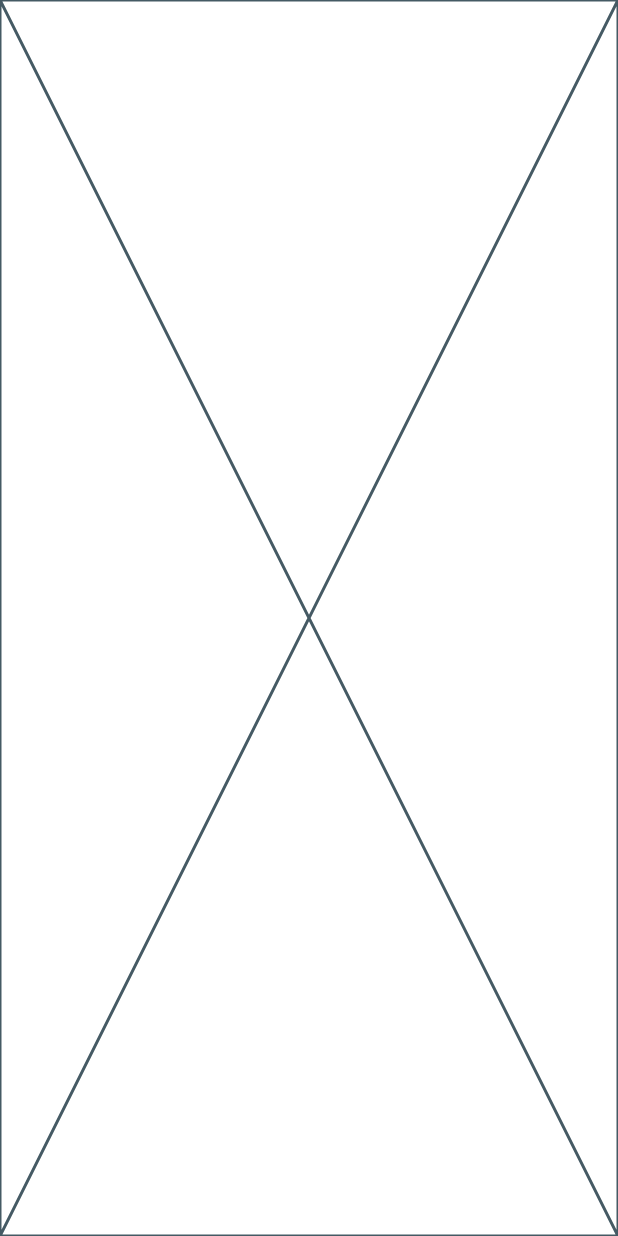
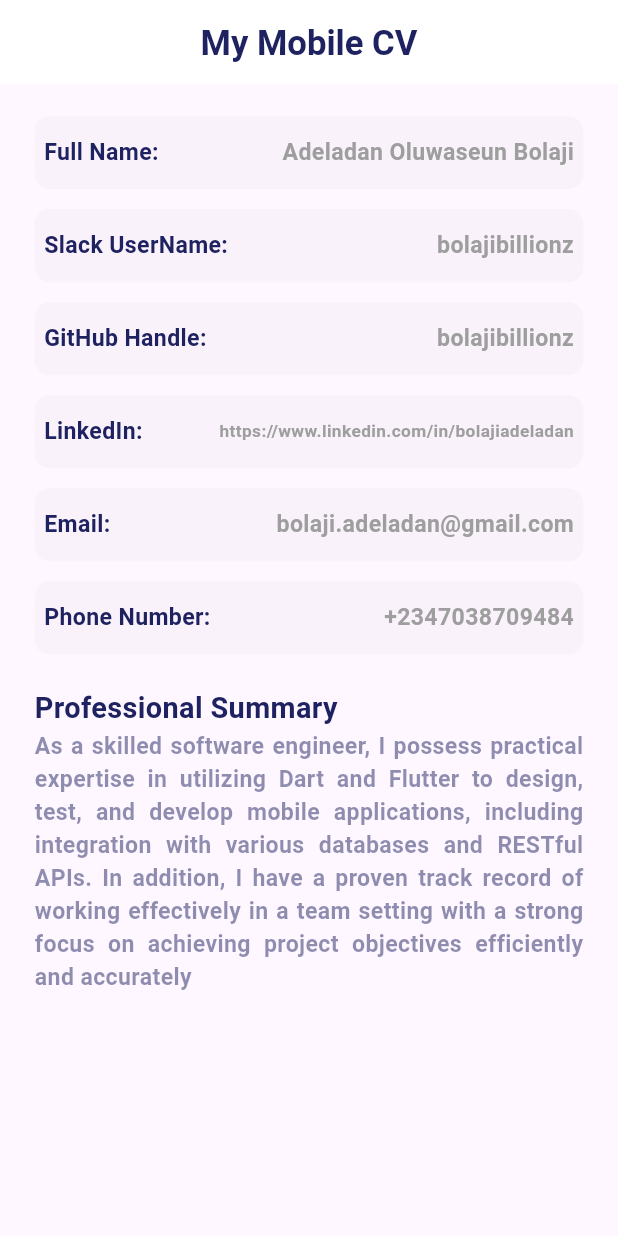
Before and after one commit to bolajibillionz/hngx_second_task-Mobile_CV_app, a Flutter app: the screen it shows after launch, on a phone screen of 412 x 824 dp. Run offline on Flutter 3.47's test engine with Material 2 defaults, Android fonts, the phone set to English and light mode, and no system bars.

Commit message:
splash and home page implemented

```diff
--- /dev/null
+++ b/lib/constants/constants.dart
@@ -0,0 +1,21 @@
+import 'package:flutter/material.dart';
+
+class AppTexts {
+  static const String fullName = 'Adeladan Oluwaseun Bolaji';
+  static const String slackName = 'bolajibillionz';
+  static const String gitHubHandle = 'bolajibillionz';
+  static const String email = 'bolaji.adeladan@gmail.com';
+  static const String phoneNumber = '+2347038709484';
+  static const String linkedIn = 'https://www.linkedin.com/in/bolajiadeladan';
+
+  static const String welcome = 'Welcome';
+  static const String title = 'My Mobile CV';
+  static const String brief = 'As a skilled software engineer, I possess practical expertise in utilizing Dart and Flutter to design, test, and develop mobile applications, including integration with various databases and RESTful APIs. In addition, I have a proven track record of working effectively in a team setting with a strong focus on achieving project objectives efficiently and accurately';
+
+}
+
+class AppColor {
+  static const Color primaryColor = Color(0xFF1F2260);
+  static const Color generalWhite = Color(0xFFffffff);
+  static const Color greyColor = Colors.grey;
+}
--- /dev/null
+++ b/lib/constants/custom_text.dart
@@ -0,0 +1,30 @@
+import 'package:flutter/material.dart';
+import 'package:hngx_second_project/constants/size_config.dart';
+
+Text buildCustomText({
+  required String inputText,
+  required double fontSize,
+  required FontWeight weight,
+  required Color colorName,
+}) {
+  return Text(inputText,
+      style: TextStyle(
+          fontSize: getProportionateScreenWidth(fontSize),
+          fontWeight: weight,
+          color: colorName));
+}
+
+Text buildCustomCenterText({
+  required String inputText,
+  required double fontSize,
+  required FontWeight weight,
+  required Color colorName,
+}) {
+  return Text(
+    inputText,
+    textAlign: TextAlign.justify,
+    style:TextStyle(
+          fontSize: getProportionateScreenWidth(fontSize),
+          fontWeight: weight,
+          color: colorName));
+}
--- a/lib/constants/text_constants.dart
+++ /dev/null
@@ -1,6 +0,0 @@
-class AppTexts {
-  static const String fullName = 'Adeladan Oluwaseun Bolaji';
-  static const String slackName = 'bolajibillionz';
-  static const String gitHubHandle = 'bolajibillionz';
-
-}
--- a/lib/home_page.dart
+++ /dev/null
@@ -1,10 +0,0 @@
-import 'package:flutter/material.dart';
-
-class HomePage extends StatelessWidget {
-  const HomePage({super.key});
-
-  @override
-  Widget build(BuildContext context) {
-    return const Placeholder();
-  }
-}
--- a/lib/main.dart
+++ b/lib/main.dart
@@ -1,5 +1,5 @@
 import 'package:flutter/material.dart';
-import 'package:hngx_second_project/home_page.dart';
+import 'package:hngx_second_project/screens/splash_screen.dart';
 
 void main() {
   runApp(const MyApp());
@@ -15,7 +15,7 @@ class MyApp extends StatelessWidget {
       theme: ThemeData(
         useMaterial3: true,
       ),
-      home: const HomePage(),
+      home: const SplashScreen(),
     );
   }
 }
--- /dev/null
+++ b/lib/screens/home_page.dart
@@ -0,0 +1,86 @@
+import 'package:flutter/material.dart';
+import 'package:hngx_second_project/constants/constants.dart';
+import 'package:hngx_second_project/constants/custom_text.dart';
+import 'package:hngx_second_project/constants/size_config.dart';
+
+class HomePage extends StatelessWidget {
+  const HomePage({super.key});
+
+  @override
+  Widget build(BuildContext context) {
+    SizeConfig.init(context);
+    return Scaffold(
+      appBar: AppBar(
+        backgroundColor: AppColor.generalWhite,
+        elevation: 0,
+        centerTitle: true,
+        title: buildCustomText(
+            inputText: AppTexts.title,
+            fontSize: 24,
+            weight: FontWeight.bold,
+            colorName: AppColor.primaryColor),
+      ),
+      body: SafeArea(
+        child: Padding(
+          padding: EdgeInsets.symmetric(
+              horizontal: getProportionateScreenWidth(24),
+              vertical: getProportionateScreenHeight(24)),
+          child: Column(
+            crossAxisAlignment: CrossAxisAlignment.start,
+            children: [
+              buildCVDetails(title: 'Full Name:', subTitle: AppTexts.fullName),
+              buildCVDetails(
+                  title: 'Slack UserName:', subTitle: AppTexts.slackName),
+              buildCVDetails(
+                  title: 'GitHub Handle:', subTitle: AppTexts.gitHubHandle),
+              buildCVDetails(title: 'LinkedIn:', subTitle: AppTexts.linkedIn),
+              buildCVDetails(title: 'Email:', subTitle: AppTexts.email),
+              buildCVDetails(
+                  title: 'Phone Number:', subTitle: AppTexts.phoneNumber),
+                  SizedBox(height: getProportionateScreenHeight(10),),
+              buildCustomText(
+                  inputText: 'Professional Summary',
+                  fontSize: 20,
+                  weight: FontWeight.bold,
+                  colorName: AppColor.primaryColor),
+              Expanded(
+                child: buildCustomCenterText(
+                    inputText: AppTexts.brief,
+                    fontSize: 16,
+                    weight: FontWeight.w700,
+                    colorName: AppColor.primaryColor.withOpacity(0.5)),
+              )
+            ],
+          ),
+        ),
+      ),
+    );
+  }
+
+  Container buildCVDetails({required String title, required String subTitle}) {
+    return Container(
+      padding: EdgeInsets.symmetric(
+          vertical: getProportionateScreenHeight(15),
+          horizontal: getProportionateScreenHeight(7)),
+      margin: EdgeInsets.only(bottom: getProportionateScreenHeight(15)),
+      decoration: BoxDecoration(
+          color: AppColor.greyColor.withOpacity(0.05),
+          borderRadius: BorderRadius.circular(10)),
+      child: Row(
+        mainAxisAlignment: MainAxisAlignment.spaceBetween,
+        children: [
+          buildCustomText(
+              inputText: title,
+              fontSize: 16,
+              weight: FontWeight.bold,
+              colorName: AppColor.primaryColor),
+          buildCustomText(
+              inputText: subTitle,
+              fontSize: subTitle.length > 25 ? 12 : 16,
+              weight: FontWeight.bold,
+              colorName: AppColor.greyColor)
+        ],
+      ),
+    );
+  }
+}
```
Also changed, not shown: lib/constants/custom_button.dart (added, +40 -0 lines), lib/screens/splash_screen.dart (added, +46 -0 lines).
